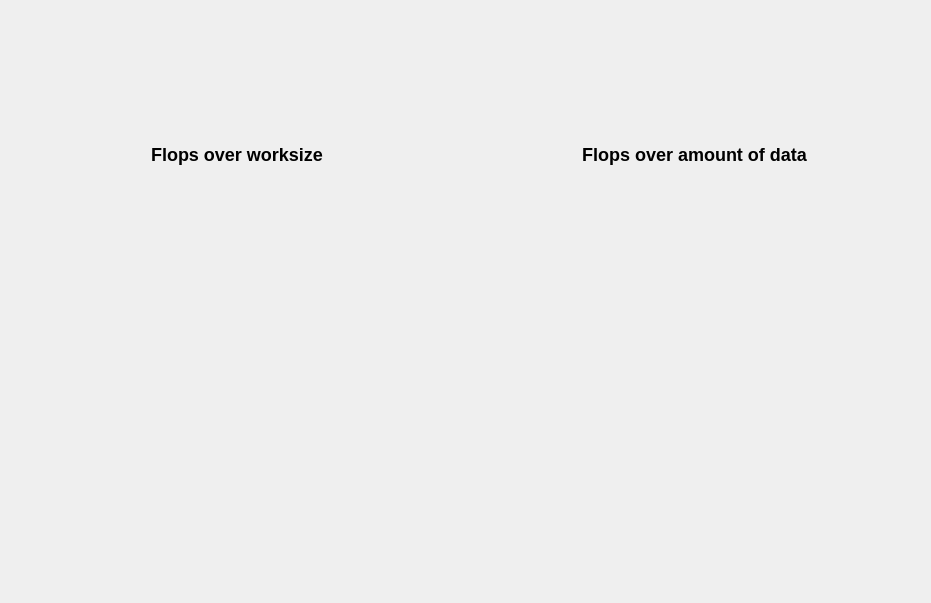
This is flops/flops_main_widget.ui in BartVolkaerts/OpenCL-Benchmark as Qt 5 draws it before an edit. The edited form follows.
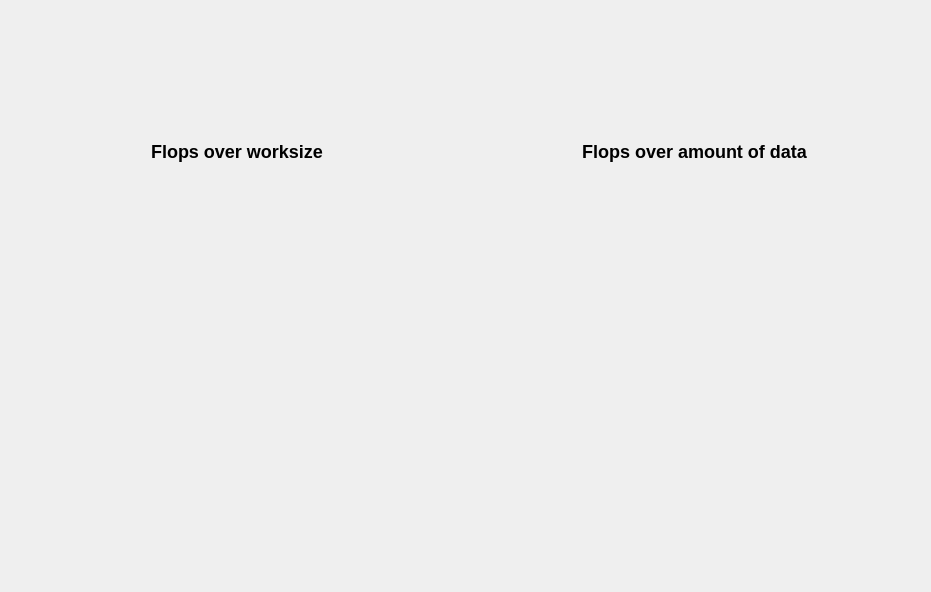
This is the edited form. Custom widgets are drawn as their Qt base class.

Commit message: minor changes to main widget (flops)

```diff
--- a/flops/flops_main_widget.ui
+++ b/flops/flops_main_widget.ui
@@ -7,7 +7,7 @@
     <x>0</x>
     <y>0</y>
     <width>931</width>
-    <height>603</height>
+    <height>592</height>
    </rect>
   </property>
   <property name="windowTitle">
```
